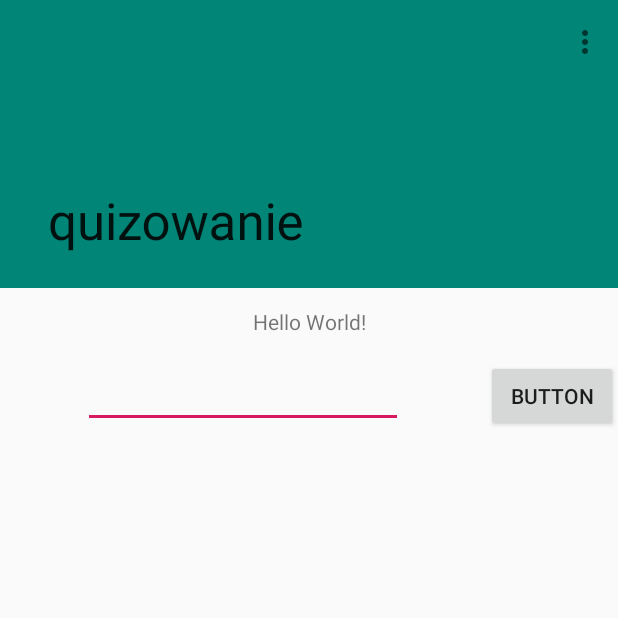
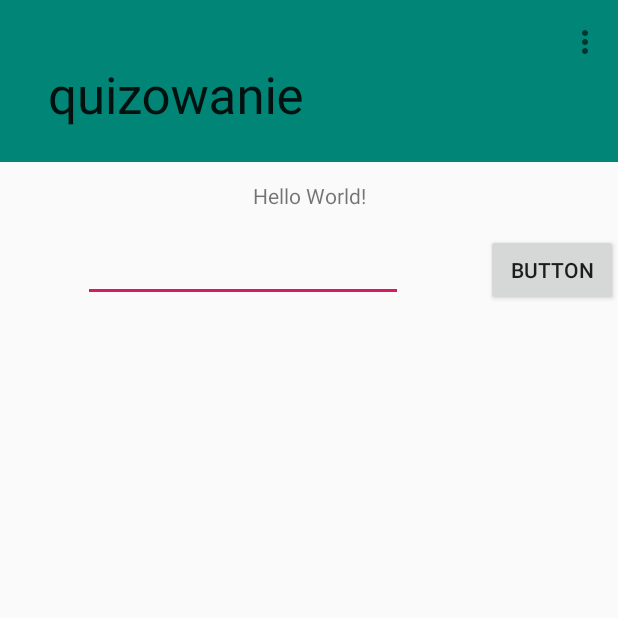
Before and after one commit to Czrek/AplikacjaQuizowanie, an Android app: the screen it shows after launch (bluetoothh), after a tap on "BLUETOOTH", on a phone screen of 412 x 824 dp, the top half of it. Run offline under Robolectric (Android 15) with nearby library versions, the phone set to English and light mode, and no system bars.

Commit message:
zmianyy 4

```diff
--- a/app/build.gradle
+++ b/app/build.gradle
@@ -30,11 +30,11 @@ dependencies {
     implementation 'androidx.appcompat:appcompat:1.0.2'
     implementation 'androidx.core:core-ktx:1.0.2'
     implementation 'androidx.constraintlayout:constraintlayout:1.1.3'
-    implementation 'com.google.firebase:firebase-database:16.0.4'
+    implementation 'com.google.firebase:firebase-database:19.2.0'
     testImplementation 'junit:junit:4.12'
     androidTestImplementation 'androidx.test.ext:junit:1.1.0'
     androidTestImplementation 'androidx.test.espresso:espresso-core:3.1.1'
-    implementation 'com.google.firebase:firebase-analytics:17.2.0'
+    implementation 'com.google.firebase:firebase-analytics:17.2.1'
     implementation 'com.android.support:design:28.0.0'
     implementation 'com.android.support:appcompat-v7:28.0.0'
 }
--- a/app/src/main/AndroidManifest.xml
+++ b/app/src/main/AndroidManifest.xml
@@ -30,6 +30,9 @@
             android:name=".bluetoothh"
             android:screenOrientation="portrait" />
         <activity
+            android:name=".Firebasee"
+            android:screenOrientation="portrait" />
+        <activity
             android:name=".MainQuiz"
             android:screenOrientation="portrait" />
         <activity
--- a/app/src/main/java/com/example/quizowanie/panel_glowny.kt
+++ b/app/src/main/java/com/example/quizowanie/panel_glowny.kt
@@ -52,6 +52,11 @@ class panel_glowny : AppCompatActivity() {
                 ), REQUEST_CODE
             )
         }
+        val fr = findViewById<Button>(R.id.FIREbutton)
+        fr.setOnClickListener {
+            startActivityForResult(Intent(applicationContext, Firebasee::class.java), REQUEST_CODE)
+        }
+
         val startQuiz = findViewById<Button>(R.id.pierwszyButton)
         startQuiz.setOnClickListener {
             startActivityForResult(Intent(applicationContext, MainQuiz::class.java), REQUEST_CODE)
--- a/app/src/main/res/layout/cos.xml
+++ b/app/src/main/res/layout/cos.xml
@@ -10,22 +10,22 @@
     <com.google.android.material.appbar.AppBarLayout
         android:id="@+id/appbar"
 
-        android:layout_height="192dp"
-        android:layout_width="match_parent">
+        android:layout_width="match_parent"
+        android:layout_height="108dp">
 
         <com.google.android.material.appbar.CollapsingToolbarLayout
             android:layout_width="match_parent"
             android:layout_height="match_parent"
-            app:toolbarId="@+id/toolbar"
+            app:contentScrim="?attr/colorPrimary"
             app:layout_scrollFlags="scroll|enterAlways|enterAlwaysCollapsed"
 
-            app:contentScrim="?attr/colorPrimary">
+            app:toolbarId="@+id/toolbar">
 
 
             <androidx.appcompat.widget.Toolbar
                 android:id="@+id/toolbar"
-                android:layout_height="?attr/actionBarSize"
-                android:layout_width="match_parent"></androidx.appcompat.widget.Toolbar>
+                android:layout_width="match_parent"
+                android:layout_height="?attr/actionBarSize"></androidx.appcompat.widget.Toolbar>
 
 
         </com.google.android.material.appbar.CollapsingToolbarLayout>
```
Also changed, not shown: app/src/main/res/layout/activity_panel_glowny.xml (+11 -1 lines).
